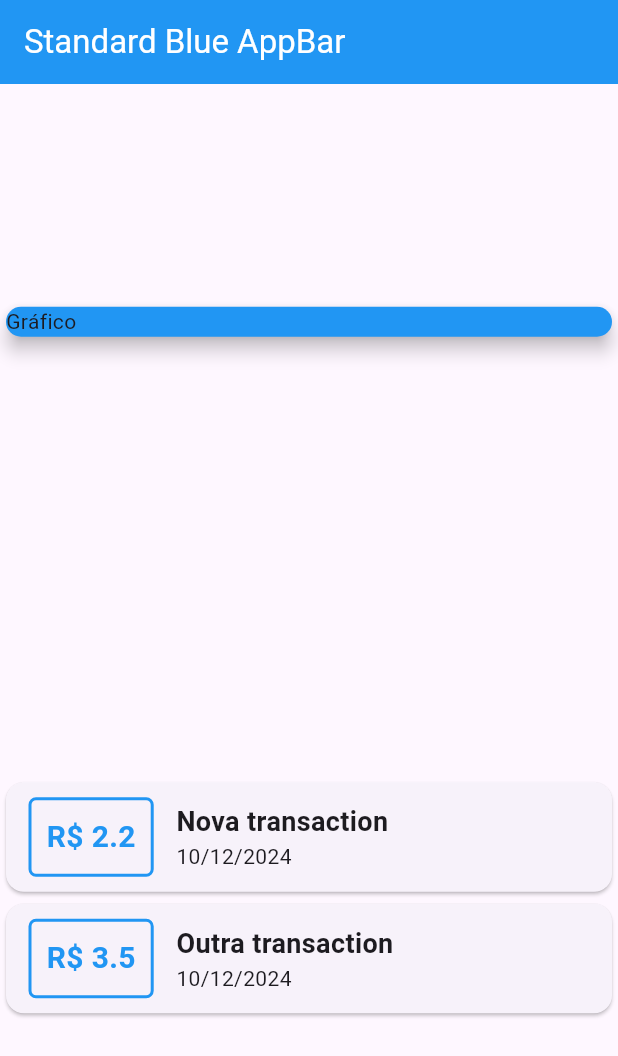
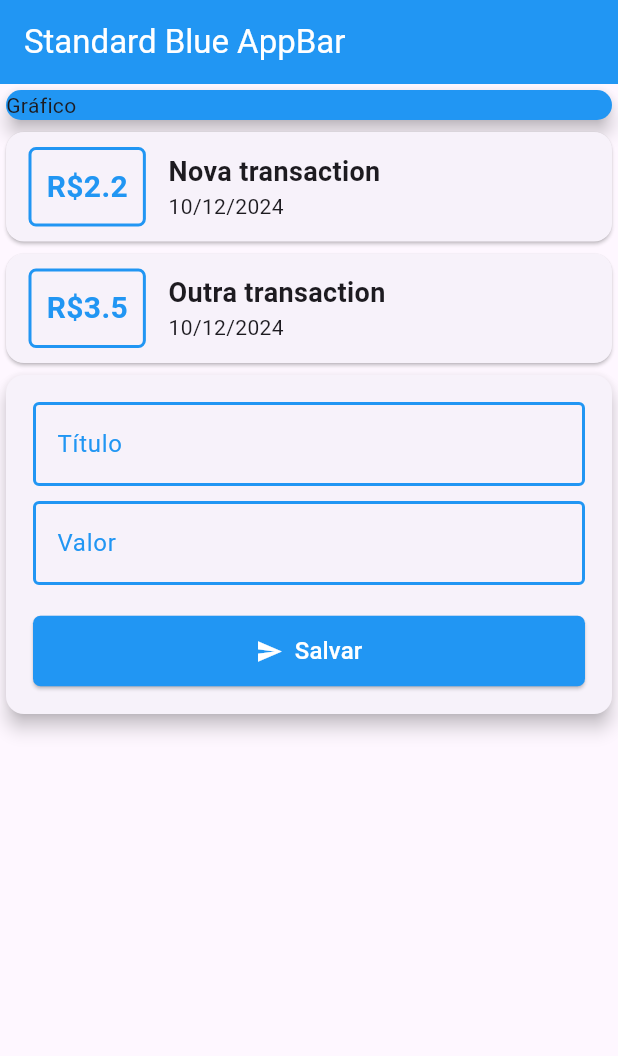
Before and after one commit to EmanuelVogt/expensives, a Flutter app: the screen it shows after launch, on a phone screen of 412 x 824 dp. Shown: the top 1056 px of the screen. Run offline on Flutter 3.47's test engine with Material 3 defaults, Android fonts, the phone set to English and light mode, and no system bars.

Commit message:
feat: create input form

```diff
--- a/lib/main.dart
+++ b/lib/main.dart
@@ -18,6 +18,15 @@
           backgroundColor: Colors.blue, // Explicitamente definindo cor
           foregroundColor:
               Colors.white, // Garantindo visibilidade do texto/ícones
+        ),
+        inputDecorationTheme: const InputDecorationTheme(
+          focusedBorder: OutlineInputBorder(
+            borderSide: BorderSide(color: Colors.blue, width: 2),
+          ),
+          enabledBorder: OutlineInputBorder(
+            borderSide: BorderSide(color: Colors.blue, width: 2),
+          ),
+          labelStyle: TextStyle(color: Colors.blue),
         ),
       ),
       home: MyHomePage(),
@@ -52,7 +61,6 @@
         title: const Text('Standard Blue AppBar'),
       ),
       body: Column(
-        mainAxisAlignment: MainAxisAlignment.spaceAround,
         crossAxisAlignment: CrossAxisAlignment.stretch,
         children: [
           const SizedBox(
@@ -80,7 +88,7 @@
                           ),
                           padding: const EdgeInsets.all(10),
                           child: Text(
-                            'R\$ ${tr.value}',
+                            'R\$${tr.value}',
                             style: const TextStyle(
                                 fontWeight: FontWeight.bold,
                                 fontSize: 20,
@@ -103,6 +111,56 @@
               );
             }).toList(),
           ),
+          Card(
+            elevation: 5,
+            child: Container(
+              padding: const EdgeInsets.all(10),
+              child: Padding(
+                padding: const EdgeInsets.all(8.0),
+                child: Column(
+                  children: [
+                    const TextField(
+                      decoration: InputDecoration(
+                        labelText: 'Título',
+                      ),
+                    ),
+                    const SizedBox(height: 10),
+                    const TextField(
+                      decoration: InputDecoration(
+                        labelText: 'Valor',
+                      ),
+                    ),
+                    const SizedBox(height: 20), // Espaço entre campos e botão
+                    SizedBox(
+                      width: double.infinity,
+                      child: ElevatedButton.icon(
+                        onPressed: () {
+                          // Aqui você define a ação que ocorrerá ao pressionar o botão
+                          print('Botão Enviar pressionado');
+                          // Você pode adicionar lógica para adicionar uma nova transação, por exemplo
+                        },
+                        icon: const Icon(Icons.send),
+                        label: const Text(
+                          'Salvar',
+                          style: TextStyle(fontSize: 16, color: Colors.white),
+                        ),
+                        style: ElevatedButton.styleFrom(
+                          iconColor: Colors.white,
+                          backgroundColor: Colors.blue,
+                          padding: const EdgeInsets.symmetric(
+                              horizontal: 20, vertical: 12),
+                          shape: RoundedRectangleBorder(
+                            borderRadius: BorderRadius.circular(5)
+                          )
+
+                        ),
+                      ),
+                    )
+                  ],
+                ),
+              ),
+            ),
+          ),
         ],
       ),
     );
```
